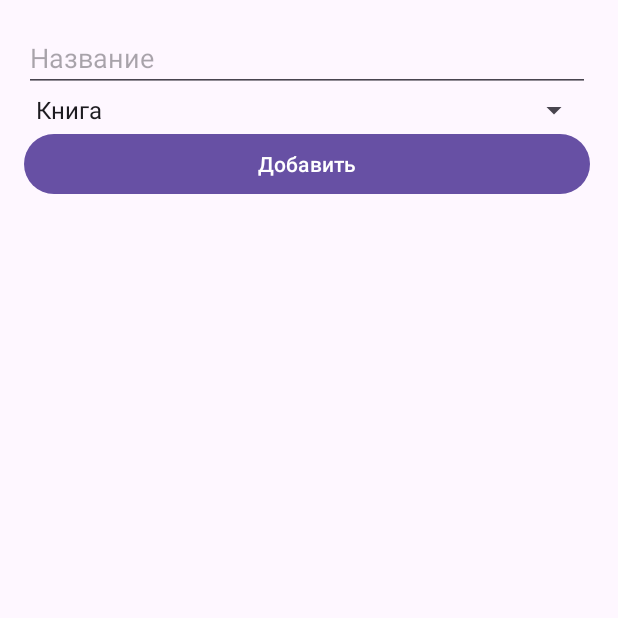
After one commit to Tr1zel/Tbank_Android, an Android app: the fragment elem_detail_Fragments placed in its activity, on a phone screen of 412 x 824 dp, the top half of it. The commit adds this screen. Run offline under Robolectric (Android 15) with nearby library versions, the phone set to English and light mode, and no system bars; 5 statements that could not run were skipped.

Commit message:
домашка 8.1

```diff
--- a/app/build.gradle.kts
+++ b/app/build.gradle.kts
@@ -45,6 +45,7 @@ dependencies {
     implementation(libs.material)
     implementation(libs.androidx.activity)
     implementation(libs.androidx.constraintlayout)
+    implementation(libs.androidx.fragment.ktx)
     testImplementation(libs.junit)
     androidTestImplementation(libs.androidx.junit)
     androidTestImplementation(libs.androidx.espresso.core)
--- /dev/null
+++ b/app/src/main/java/com/example/practice/fragments/List_elem_Fragment.kt
@@ -0,0 +1,78 @@
+package com.example.practice.fragments
+
+import Library
+import LibraryObject
+import android.content.Context
+import android.os.Bundle
+import androidx.fragment.app.Fragment
+import android.view.LayoutInflater
+import android.view.View
+import android.view.ViewGroup
+import androidx.recyclerview.widget.LinearLayoutManager
+import com.example.practice.LibraryAdapter
+import com.example.practice.R
+import com.example.practice.databinding.FragmentListElemBinding
+import com.example.practice.databinding.LibraryItemBinding
+import com.example.practice.library.LibraryRepository
+
+class List_elem_Fragment : Fragment() {
+
+    private var _binding: FragmentListElemBinding? = null
+    private val binding get() = _binding!!
+
+    private lateinit var adapter: LibraryAdapter
+    private var listener: OnLibraryItemClickListener? = null
+    private var scrollPosition = 0
+
+    override fun onAttach(context: Context) {
+        super.onAttach(context)
+        if (context is OnLibraryItemClickListener) {
+            listener = context
+        } else {
+            throw RuntimeException("$context must implement OnLibraryItemClickListener")
+        }
+    }
+
+    override fun onCreateView(
+        inflater: LayoutInflater, container: ViewGroup?,
+        savedInstanceState: Bundle?
+    ): View {
+        _binding = FragmentListElemBinding.inflate(inflater, container, false)
+        return binding.root
+    }
+
+    override fun onViewCreated(view: View, savedInstanceState: Bundle?) {
+        val layoutManager = LinearLayoutManager(requireContext())
+        binding.recyclerView.layoutManager = layoutManager
+
+        adapter = LibraryAdapter(LibraryRepository.getItems()) { item ->
+            listener?.onLibraryItemClick(item)
+        }
+
+        binding.recyclerView.adapter = adapter
+
+        // Кнопка "добавить"
+        binding.fabAdd.setOnClickListener {
+            listener?.onAddNewItem()
+        }
+
+        // Восстановим позицию скролла
+        binding.recyclerView.scrollToPosition(scrollPosition)
+    }
+
+    override fun onPause() {
+        super.onPause()
+        val layoutManager = binding.recyclerView.layoutManager as LinearLayoutManager
+        scrollPosition = layoutManager.findFirstVisibleItemPosition()
+    }
+
+    override fun onDestroyView() {
+        super.onDestroyView()
+        _binding = null
+    }
+
+    interface OnLibraryItemClickListener {
+        fun onLibraryItemClick(item: LibraryObject)
+        fun onAddNewItem()
+    }
+}
--- /dev/null
+++ b/app/src/main/java/com/example/practice/fragments/elem_detail_Fragments.kt
@@ -0,0 +1,114 @@
+package com.example.practice.fragments
+
+import Book
+import Disk
+import Journal
+import Library
+import LibraryObject
+import ReleaseMonthJournal
+import android.os.Bundle
+import android.view.LayoutInflater
+import android.view.View
+import android.widget.ArrayAdapter
+import com.example.practice.LibraryAdapter
+import android.view.ViewGroup
+import androidx.fragment.app.Fragment
+import com.example.practice.R
+import com.example.practice.databinding.FragmentLibraryDetailBinding
+import com.example.practice.library.LibraryRepository
+
+class elem_detail_Fragments : Fragment() {
+
+    private var _binding: FragmentLibraryDetailBinding? = null
+    private val binding get() = _binding!!
+
+    private var item: LibraryObject? = null
+
+    companion object {
+        private const val ARG_ITEM = "arg_item"
+
+        fun newInstance(libraryItem: LibraryObject?): Fragment {
+            val fragment = elem_detail_Fragments()
+            val args = Bundle()
+            args.putSerializable(ARG_ITEM, libraryItem)
+            fragment.arguments = args
+            return fragment
+        }
+    }
+
+    override fun onCreate(savedInstanceState: Bundle?) {
+        super.onCreate(savedInstanceState)
+        item = arguments?.getSerializable(ARG_ITEM) as? LibraryObject
+    }
+
+    override fun onCreateView(
+        inflater: LayoutInflater, container: ViewGroup?,
+        savedInstanceState: Bundle?
+    ): View {
+        _binding = FragmentLibraryDetailBinding.inflate(inflater, container, false)
+        return binding.root
+    }
+
+    override fun onViewCreated(view: View, savedInstanceState: Bundle?) {
+        if (item != null) {
+            showItemDetails()
+        } else {
+            showAddForm()
+        }
+    }
+
+    private fun showItemDetails() {
+        binding.groupDetails.visibility = View.VISIBLE
+        binding.groupAddForm.visibility = View.GONE
+
+        binding.textViewDetail.text = item!!.showInfo()
+    }
+
+    private fun showAddForm() {
+        binding.groupDetails.visibility = View.GONE
+        binding.groupAddForm.visibility = View.VISIBLE
+
+        val types = resources.getStringArray(R.array.types_array)
+        val adapter = ArrayAdapter(requireContext(), android.R.layout.simple_spinner_item, types)
+        adapter.setDropDownViewResource(android.R.layout.simple_spinner_dropdown_item)
+        binding.spinnerType.adapter = adapter
+
+        binding.buttonAdd.setOnClickListener {
+            val name = binding.editName.text.toString()
+            val type = binding.spinnerType.selectedItem.toString()
+
+            val newItem: LibraryObject = when (type) {
+                "Книга" -> Book(
+                    id = LibraryRepository.getNextId(),
+                    title = name,
+                    pages = 100,
+                    author = "Автор"
+                )
+
+                "Диск" -> Disk(
+                    id = LibraryRepository.getNextId(),
+                    title = name,
+                    typeDisk = "CD"
+                )
+
+                else -> Journal(
+                    id = LibraryRepository.getNextId(),
+                    title = name,
+                    numMonthIssue = ReleaseMonthJournal.JANUARY.numMonthIssue,
+                    numIssue = 1
+                )
+            }
+
+            LibraryRepository.addItem(newItem)
+            val adapterL = LibraryAdapter(LibraryRepository.getItems()) { item -> }
+            adapterL.notifyDataSetChanged()
+            requireActivity().supportFragmentManager.popBackStack()
+
+        }
+    }
+
+    override fun onDestroyView() {
+        super.onDestroyView()
+        _binding = null
+    }
+}
--- a/app/src/main/java/com/example/practice/library/Library Objects.kt
+++ b/app/src/main/java/com/example/practice/library/Library Objects.kt
@@ -1,10 +1,11 @@
+import java.io.Serializable
 import java.time.Month
 
 abstract class LibraryObject(
     val id: Int,
     var title: String,
     var access: Boolean = true // По умолчанию доступен
-) {
+) : Serializable {
     abstract fun getShortDescription(): String
     abstract fun getLongDescription(): String
     abstract fun showInfo(): String
--- a/app/src/main/res/layout/activity_main.xml
+++ b/app/src/main/res/layout/activity_main.xml
@@ -1,23 +1,19 @@
 <?xml version="1.0" encoding="utf-8"?>
-<androidx.constraintlayout.widget.ConstraintLayout xmlns:android="http://schemas.android.com/apk/res/android"
-    xmlns:app="http://schemas.android.com/apk/res-auto"
-    xmlns:tools="http://schemas.android.com/tools"
-    android:id="@+id/main"
+<LinearLayout xmlns:android="http://schemas.android.com/apk/res/android"
     android:layout_width="match_parent"
     android:layout_height="match_parent"
-    tools:context=".library.MainActivity">
+    android:orientation="horizontal">
 
+    <FrameLayout
+        android:id="@+id/list_container"
+        android:layout_width="433dp"
+        android:layout_height="match_parent"
+        android:layout_weight="1" />
 
+    <FrameLayout
+        android:id="@+id/detail_container"
+        android:layout_width="27dp"
+        android:layout_height="match_parent"
+        android:layout_weight="1" />
 
-    <androidx.recyclerview.widget.RecyclerView
-        android:id="@+id/recyclerview"
-        android:layout_width="0dp"
-        android:layout_height="0dp"
-        app:layoutManager="androidx.recyclerview.widget.LinearLayoutManager"
-        app:layout_constraintBottom_toBottomOf="parent"
-        app:layout_constraintEnd_toEndOf="parent"
-        app:layout_constraintStart_toStartOf="parent"
-        app:layout_constraintTop_toTopOf="parent"
-        tools:itemCount="7"
-        tools:listitem="@layout/library_item" />
-</androidx.constraintlayout.widget.ConstraintLayout>
+</LinearLayout>
--- /dev/null
+++ b/app/src/main/res/layout/fragment_library_detail.xml
@@ -0,0 +1,52 @@
+<?xml version="1.0" encoding="utf-8"?>
+<ScrollView xmlns:android="http://schemas.android.com/apk/res/android"
+    android:layout_width="match_parent"
+    android:layout_height="match_parent"
+    android:padding="16dp">
+
+    <LinearLayout
+        android:layout_width="match_parent"
+        android:layout_height="wrap_content"
+        android:orientation="vertical">
+
+        <LinearLayout
+            android:id="@+id/groupDetails"
+            android:layout_width="match_parent"
+            android:layout_height="wrap_content"
+            android:gravity="center"
+            android:orientation="vertical">
+
+            <TextView
+                android:id="@+id/textViewDetail"
+                android:layout_width="wrap_content"
+                android:layout_height="wrap_content"
+                android:gravity="center"
+                android:textSize="16sp" />
+        </LinearLayout>
+
+        <LinearLayout
+            android:id="@+id/groupAddForm"
+            android:layout_width="match_parent"
+            android:layout_height="wrap_content"
+            android:gravity="center"
+            android:orientation="vertical">
+
+            <EditText
+                android:id="@+id/editName"
+                android:layout_width="match_parent"
+                android:layout_height="wrap_content"
+                android:hint="Название" />
+
+            <Spinner
+                android:id="@+id/spinnerType"
+                android:layout_width="match_parent"
+                android:layout_height="wrap_content" />
+
+            <Button
+                android:id="@+id/buttonAdd"
+                android:layout_width="match_parent"
+                android:layout_height="wrap_content"
+                android:text="Добавить" />
+        </LinearLayout>
+    </LinearLayout>
+</ScrollView>
--- a/app/src/main/res/values/strings.xml
+++ b/app/src/main/res/values/strings.xml
@@ -1,4 +1,10 @@
 <resources>
     <string name="app_name">Practice</string>
-    <string name="second_activity">Second Activity</string>
+
+    <string-array name="types_array">
+        <item>Книга</item>
+        <item>Диск</item>
+        <item>Газета</item>
+    </string-array>
+
 </resources>
--- a/gradle/libs.versions.toml
+++ b/gradle/libs.versions.toml
@@ -9,6 +9,7 @@ appcompat = "1.7.0"
 material = "1.12.0"
 activity = "1.10.1"
 constraintlayout = "2.2.1"
+fragmentKtx = "1.8.6"
 
 [libraries]
 androidx-core-ktx = { group = "androidx.core", name = "core-ktx", version.ref = "coreKtx" }
@@ -19,6 +20,7 @@ androidx-appcompat = { group = "androidx.appcompat", name = "appcompat", version
 material = { group = "com.google.android.material", name = "material", version.ref = "material" }
 androidx-activity = { group = "androidx.activity", name = "activity", version.ref = "activity" }
 androidx-constraintlayout = { group = "androidx.constraintlayout", name = "constraintlayout", version.ref = "constraintlayout" }
+androidx-fragment-ktx = { group = "androidx.fragment", name = "fragment-ktx", version.ref = "fragmentKtx" }
 
 [plugins]
 android-application = { id = "com.android.application", version.ref = "agp" }
```
Also changed, not shown: app/src/main/AndroidManifest.xml (+0 -9 lines), app/src/main/java/com/example/practice/MainActivity.kt (+41 -50 lines), app/src/main/java/com/example/practice/SecondActivity.kt (deleted, +0 -62 lines), app/src/main/java/com/example/practice/library/LibraryRepositories.kt (added, +32 -0 lines), app/src/main/java/com/example/practice/vh/LibraryViewHolder.kt (+0 -18 lines), app/src/main/res/layout/book_info_activity.xml (deleted, +0 -30 lines), app/src/main/res/layout/fragment_list_elem_.xml (added, +20 -0 lines).
